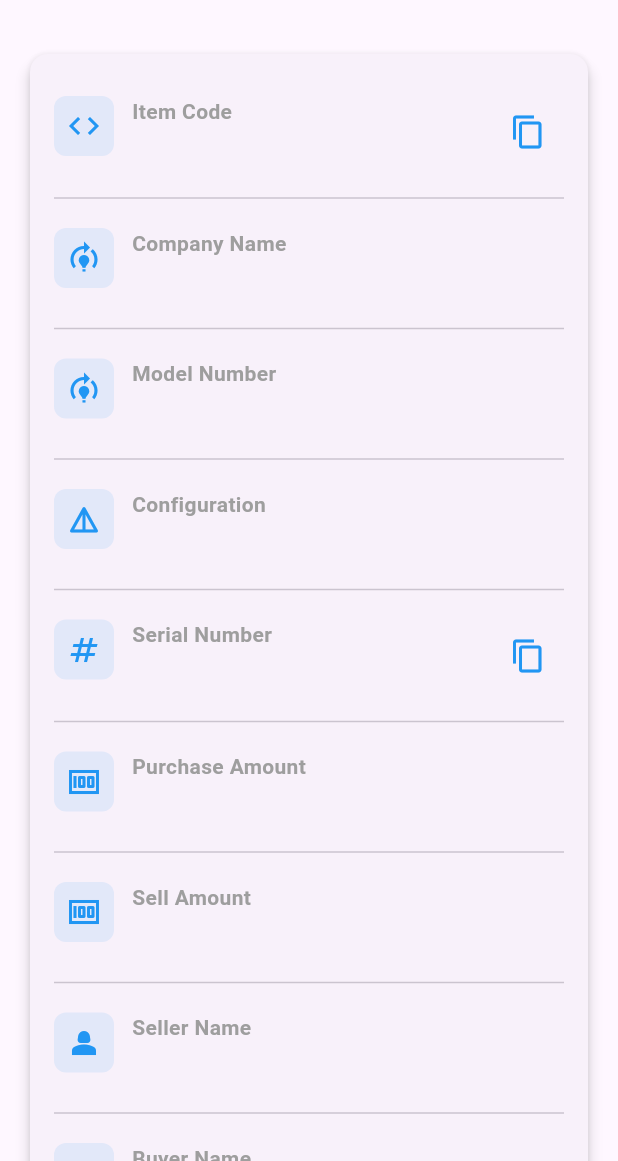
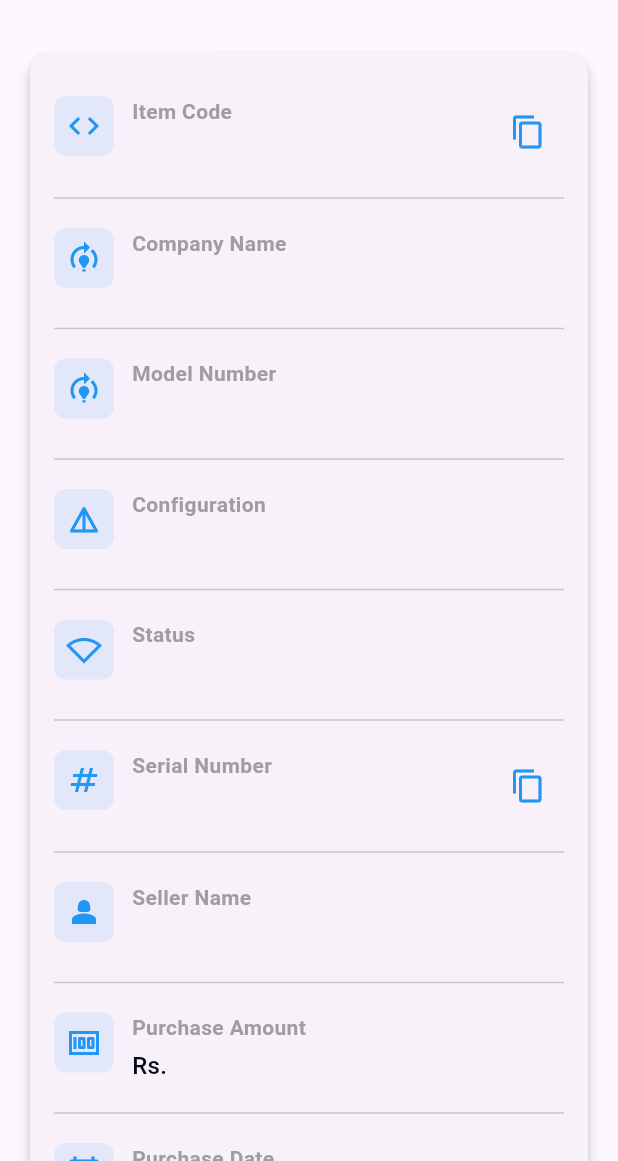
Before and after one commit to Vyzion-Innovation/Inventory-Flutter-MobileApp, a Flutter app: the InventoryDetailsScreen screen opened directly with empty values, on a phone screen of 412 x 824 dp, the part 75-1236 px from its top. Run offline on Flutter 3.47's test engine with Material 3 defaults, Android fonts, the light colour scheme and no system bars; our stand-ins replace cloud_firestore, firebase_auth, firebase_core, get, shared_preferences; accounts and stored records are empty.

Commit message:
new ui changes

```diff
--- a/lib/Add_Inventory/View/add_inventory.dart
+++ b/lib/Add_Inventory/View/add_inventory.dart
@@ -110,6 +110,11 @@ class InventoryFormScreen extends StatelessWidget {
                       validator: FieldValidator.validateSerialNumber,
                       cap: TextCapitalization
                           .characters, // Ensures keyboard starts in uppercase
+                          inputFormatters: [
+    FilteringTextInputFormatter.deny(
+      RegExp(r'\s'), // Disallows spaces
+    ),
+  ],
                     ),
                     const SizedBox(height: 20),
                     Obx(() => CommonDropDownTextField(
--- a/lib/Inventory/view/inventory_details_screen.dart
+++ b/lib/Inventory/view/inventory_details_screen.dart
@@ -64,6 +64,12 @@ class InventoryDetailsScreen extends StatelessWidget {
                       label: "Configuration",
                       value: inventory.configuration ?? 'N/A',
                     ),
+                       const Divider(),
+                    _buildDetailRow(
+                      icon: Icons.signal_wifi_statusbar_null_sharp,
+                      label: "Status",
+                      value: inventory.status ?? 'N/A',
+                    ),
                      const Divider(),
                      _buildDetailRowWithCopy(
                       context: context,
@@ -71,23 +77,23 @@ class InventoryDetailsScreen extends StatelessWidget {
                       label: "Serial Number",
                       value: inventory.serialNumber ?? 'N/A',
                     ),
+                      const Divider(),
+                    _buildDetailRow(
+                      icon: Icons.person_2_sharp,
+                      label: "Seller Name",
+                      value: inventory.seller?.name ?? 'N/A',
+                    ),
                      const Divider(),
                     _buildDetailRow(
                       icon: Icons.money,
                       label: "Purchase Amount",
-                      value: inventory.purchaseAmount ?? 'N/A',
+                      value: 'Rs.${inventory.purchaseAmount ?? '00'}',
                     ),
                      const Divider(),
                     _buildDetailRow(
-                      icon: Icons.money,
-                      label: "Sell Amount",
-                      value: inventory.sellAmount ?? 'N/A',
-                    ),
-                     const Divider(),
-                    _buildDetailRow(
-                      icon: Icons.person_2_sharp,
-                      label: "Seller Name",
-                      value: inventory.seller?.name ?? 'N/A',
+                      icon: Icons.calendar_today,
+                      label: "Purchase Date",
+                      value: inventory.purchaseDate ?? 'N/A',
                     ),
 
                      const Divider(),
@@ -98,16 +104,17 @@ class InventoryDetailsScreen extends StatelessWidget {
                     ),
                      const Divider(),
                     _buildDetailRow(
-                      icon: Icons.signal_wifi_statusbar_null_sharp,
-                      label: "Status",
-                      value: inventory.status ?? 'N/A',
+                      icon: Icons.money,
+                      label: "Sell Amount",
+                      value: 'Rs.${inventory.sellAmount ?? '00'}' ,
                     ),
-                     const Divider(),
+                    const Divider(),
                     _buildDetailRow(
                       icon: Icons.calendar_today,
-                      label: "Purchase Date",
-                      value: inventory.purchaseDate ?? 'N/A',
+                      label: "Sell Date",
+                      value: inventory.sellDate ?? 'N/A',
                     ),
+
                     const Divider(),
                     _buildDetailRow(
                       icon: Icons.calendar_today,
--- a/lib/Inventory/view/inventory_screen.dart
+++ b/lib/Inventory/view/inventory_screen.dart
@@ -171,7 +171,7 @@ class InventoriesScreen extends StatelessWidget {
                         Expanded(
                           // Wrap with Expanded to prevent overflow
                           child: AppText(
-                            profile.purchaseAmount ?? "",
+                           'Rs.${ profile.purchaseAmount ?? ""}',
                             fontWeight: FontWeight.normal,
                             fontSize: 14,
                           ),
--- a/lib/Repair/View/full_details.dart
+++ b/lib/Repair/View/full_details.dart
@@ -81,14 +81,14 @@ class RepairDetailsScreen extends StatelessWidget {
                     _buildDetailRow(
                       icon: Icons.monetization_on,
                       label: "Estimated Cost",
-                      value: repair.estimatedCost ?? 'N/A',
+                      value: 'Rs.${repair.estimatedCost ?? '00'}',
                     ),
 
                      const Divider(),
                     _buildDetailRow(
                       icon: Icons.monetization_on,
                       label: "final Cost",
-                      value: repair.finalCost ?? 'N/A',
+                      value: 'Rs.${repair.finalCost ?? '00'}',
                     ),
                      const Divider(),
                     _buildDetailRow(
--- a/lib/Repair/View/repair_screen.dart
+++ b/lib/Repair/View/repair_screen.dart
@@ -177,7 +177,7 @@ class RepairScreen extends StatelessWidget {
                         fontSize: 14,
                       ),
                       AppText(
-                           profile.estimatedCost ?? "",
+                           'Rs.${profile.estimatedCost ?? ""}',
                         fontWeight: FontWeight.normal,
                         fontSize: 14,
                       ),
```
